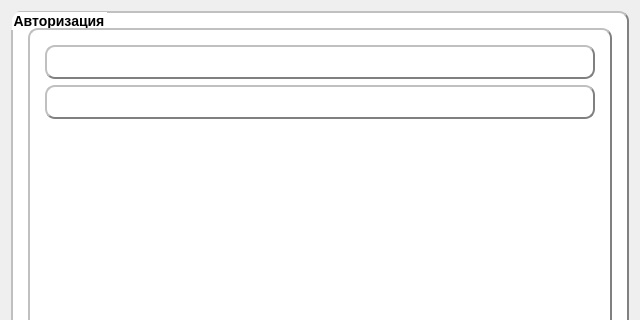
Rayzedan/SystemControlStudent, file authorizationwindow.ui: the form before one commit; both pictures show x 0 to 640 and y 0 to 320 of the 640 by 480 pixel window.
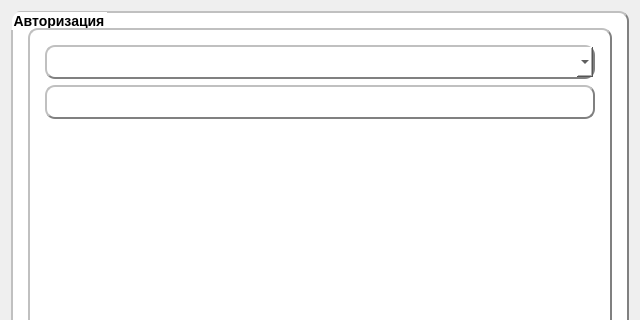
The form after the commit.

Commit message: добавил connect между окнами, исправил ошибки, поменял linEdit на ComboBox

The edit to the form file:
```diff
--- a/authorizationwindow.ui
+++ b/authorizationwindow.ui
@@ -91,7 +91,7 @@
           </property>
           <layout class="QVBoxLayout" name="verticalLayout">
            <item>
-            <widget class="QLineEdit" name="login"/>
+            <widget class="QComboBox" name="login"/>
            </item>
            <item>
             <widget class="QLineEdit" name="password"/>
```
The commit also changes 19 other files.
